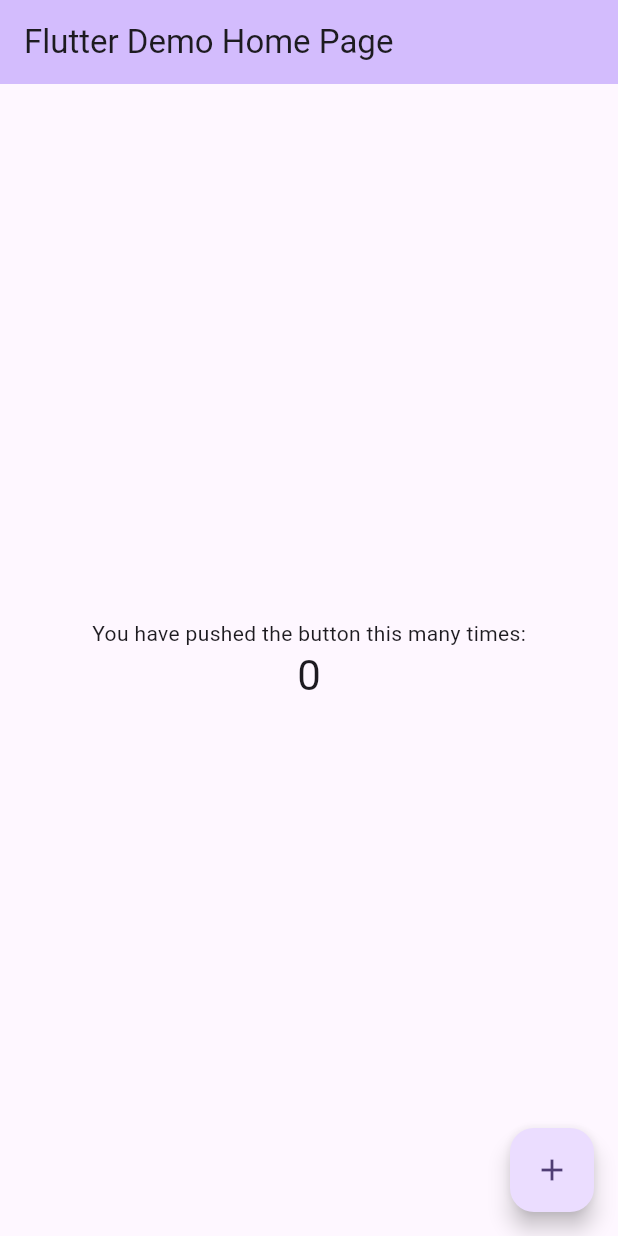
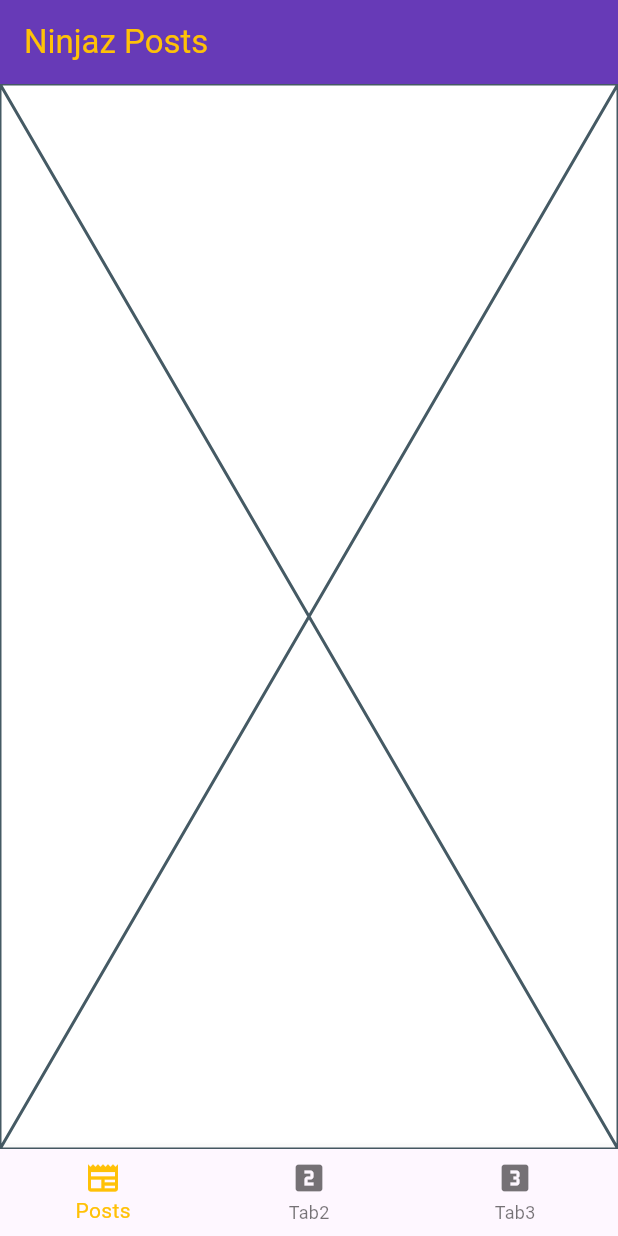
Before and after one commit to PeterFam/PostsApp, a Flutter app: the screen it shows after launch, on a phone screen of 412 x 824 dp. Run offline on Flutter 3.47's test engine with Material 3 defaults, Android fonts, the phone set to English and light mode, and no system bars; our stand-ins replace bloc, flutter_bloc.

Commit message:
implement bottom navigation add app cubit class add app state class configure bottom navigation tabs

```diff
--- /dev/null
+++ b/lib/layout/home_layout.dart
@@ -0,0 +1,35 @@
+import 'package:flutter/material.dart';
+import 'package:flutter_bloc/flutter_bloc.dart';
+import 'package:ninjaz_posts_app/shared/cubit/AppCubit.dart';
+import 'package:ninjaz_posts_app/shared/cubit/PostsState.dart';
+
+class HomeScreen extends StatelessWidget {
+  const HomeScreen({super.key});
+
+  @override
+  Widget build(BuildContext context) {
+    return BlocProvider(
+      create: (BuildContext context) => PostsAppCubit(),
+      child: BlocConsumer<PostsAppCubit, PostsStates>(
+        listener: (BuildContext context, PostsStates state){
+
+        },
+        builder: (BuildContext context, PostsStates state){
+          var cubit = PostsAppCubit.get(context);
+          return Scaffold(
+            appBar: AppBar(title:const Text('Ninjaz Posts', style: TextStyle(color: Colors.amber),),),
+            body: cubit.postsScreenList[cubit.bottomNavigationCurrentIndex],
+            bottomNavigationBar: BottomNavigationBar(
+              currentIndex: cubit.bottomNavigationCurrentIndex,
+              items: cubit.bottomPostsScreenItems,
+              onTap: (index){
+                cubit.changeBottomNavBarIndex(index);
+              },
+            ),
+          );
+        },
+      ),
+
+      );
+  }
+}
--- a/lib/main.dart
+++ b/lib/main.dart
@@ -1,125 +1,38 @@
+import 'package:bloc/bloc.dart';
 import 'package:flutter/material.dart';
+import 'package:flutter/services.dart';
+import 'package:ninjaz_posts_app/layout/home_layout.dart';
+import 'shared/AppBlocObserver.dart';
 
 void main() {
-  runApp(const MyApp());
+  Bloc.observer = MyBlocObserver();
+
+  runApp(PostsApp());
 }
 
-class MyApp extends StatelessWidget {
-  const MyApp({super.key});
+class PostsApp extends StatelessWidget {
+  const PostsApp({super.key});
 
   // This widget is the root of your application.
   @override
   Widget build(BuildContext context) {
     return MaterialApp(
-      title: 'Flutter Demo',
       theme: ThemeData(
-        // This is the theme of your application.
-        //
-        // TRY THIS: Try running your application with "flutter run". You'll see
-        // the application has a purple toolbar. Then, without quitting the app,
-        // try changing the seedColor in the colorScheme below to Colors.green
-        // and then invoke "hot reload" (save your changes or press the "hot
-        // reload" button in a Flutter-supported IDE, or press "r" if you used
-        // the command line to start the app).
-        //
-        // Notice that the counter didn't reset back to zero; the application
-        // state is not lost during the reload. To reset the state, use hot
-        // restart instead.
-        //
-        // This works for code too, not just values: Most code changes can be
-        // tested with just a hot reload.
-        colorScheme: ColorScheme.fromSeed(seedColor: Colors.deepPurple),
-        useMaterial3: true,
+        scaffoldBackgroundColor: Colors.white,
+        bottomNavigationBarTheme: const BottomNavigationBarThemeData(
+          type: BottomNavigationBarType.fixed,
+          selectedItemColor: Colors.amber
+        ),
+        appBarTheme: const AppBarTheme(
+          backgroundColor: Colors.deepPurple,
+          systemOverlayStyle: SystemUiOverlayStyle(
+            statusBarColor: Colors.deepPurpleAccent
+          ),
+          elevation: 0.0
+        )
       ),
-      home: const MyHomePage(title: 'Flutter Demo Home Page'),
+      home: HomeScreen(),
+      debugShowCheckedModeBanner: false,
     );
   }
 }
-
-class MyHomePage extends StatefulWidget {
-  const MyHomePage({super.key, required this.title});
-
-  // This widget is the home page of your application. It is stateful, meaning
-  // that it has a State object (defined below) that contains fields that affect
-  // how it looks.
-
-  // This class is the configuration for the state. It holds the values (in this
-  // case the title) provided by the parent (in this case the App widget) and
-  // used by the build method of the State. Fields in a Widget subclass are
-  // always marked "final".
-
-  final String title;
-
-  @override
-  State<MyHomePage> createState() => _MyHomePageState();
-}
-
-class _MyHomePageState extends State<MyHomePage> {
-  int _counter = 0;
-
-  void _incrementCounter() {
-    setState(() {
-      // This call to setState tells the Flutter framework that something has
-      // changed in this State, which causes it to rerun the build method below
-      // so that the display can reflect the updated values. If we changed
-      // _counter without calling setState(), then the build method would not be
-      // called again, and so nothing would appear to happen.
-      _counter++;
-    });
-  }
-
-  @override
-  Widget build(BuildContext context) {
-    // This method is rerun every time setState is called, for instance as done
-    // by the _incrementCounter method above.
-    //
-    // The Flutter framework has been optimized to make rerunning build methods
-    // fast, so that you can just rebuild anything that needs updating rather
-    // than having to individually change instances of widgets.
-    return Scaffold(
-      appBar: AppBar(
-        // TRY THIS: Try changing the color here to a specific color (to
-        // Colors.amber, perhaps?) and trigger a hot reload to see the AppBar
-        // change color while the other colors stay the same.
-        backgroundColor: Theme.of(context).colorScheme.inversePrimary,
-        // Here we take the value from the MyHomePage object that was created by
-        // the App.build method, and use it to set our appbar title.
-        title: Text(widget.title),
-      ),
-      body: Center(
-        // Center is a layout widget. It takes a single child and positions it
-        // in the middle of the parent.
-        child: Column(
-          // Column is also a layout widget. It takes a list of children and
-          // arranges them vertically. By default, it sizes itself to fit its
-          // children horizontally, and tries to be as tall as its parent.
-          //
-          // Column has various properties to control how it sizes itself and
-          // how it positions its children. Here we use mainAxisAlignment to
-          // center the children vertically; the main axis here is the vertical
-          // axis because Columns are vertical (the cross axis would be
-          // horizontal).
-          //
-          // TRY THIS: Invoke "debug painting" (choose the "Toggle Debug Paint"
-          // action in the IDE, or press "p" in the console), to see the
-          // wireframe for each widget.
-          mainAxisAlignment: MainAxisAlignment.center,
-          children: <Widget>[
-            const Text(
-              'You have pushed the button this many times:',
-            ),
-            Text(
-              '$_counter',
-              style: Theme.of(context).textTheme.headlineMedium,
-            ),
-          ],
-        ),
-      ),
-      floatingActionButton: FloatingActionButton(
-        onPressed: _incrementCounter,
-        tooltip: 'Increment',
-        child: const Icon(Icons.add),
-      ), // This trailing comma makes auto-formatting nicer for build methods.
-    );
-  }
-}
--- /dev/null
+++ b/lib/module/posts_screen/posts_screen.dart
@@ -0,0 +1,10 @@
+import 'package:flutter/material.dart';
+
+class PostsScreen extends StatelessWidget {
+  const PostsScreen({super.key});
+
+  @override
+  Widget build(BuildContext context) {
+    return const Placeholder();
+  }
+}
--- /dev/null
+++ b/lib/shared/cubit/AppCubit.dart
@@ -0,0 +1,34 @@
+
+import 'package:flutter/material.dart';
+import 'package:flutter_bloc/flutter_bloc.dart';
+import 'package:ninjaz_posts_app/module/posts_screen/posts_screen.dart';
+import 'package:ninjaz_posts_app/module/tab_2/tab_2_screen.dart';
+import 'package:ninjaz_posts_app/module/tab_3_screen/tab_3_screen.dart';
+import 'package:ninjaz_posts_app/shared/cubit/PostsState.dart';
+
+class PostsAppCubit extends Cubit<PostsStates>{
+
+  PostsAppCubit(): super (AppInitialState());
+
+  static PostsAppCubit get(context) => BlocProvider.of(context);
+
+  int bottomNavigationCurrentIndex = 0;
+
+  var bottomPostsScreenItems = [
+    BottomNavigationBarItem(icon: Icon(Icons.newspaper), label: "Posts"),
+    BottomNavigationBarItem(icon: Icon(Icons.looks_two), label: "Tab2"),
+    BottomNavigationBarItem(icon: Icon(Icons.looks_3), label: "Tab3"),
+  ];
+
+  var postsScreenList = [
+    PostsScreen(),
+    Tab2Screen(),
+    Tab3Screen()
+  ];
+
+  void changeBottomNavBarIndex(int index){
+    bottomNavigationCurrentIndex = index;
+    emit(AppBottomNavChangeState());
+  }
+
+}
--- /dev/null
+++ b/lib/shared/cubit/PostsState.dart
@@ -0,0 +1,5 @@
+abstract class PostsStates{}
+
+class AppInitialState extends PostsStates{}
+
+class AppBottomNavChangeState extends PostsStates{}
```
Also changed, not shown: lib/module/tab_2/tab_2_screen.dart (added, +12 -0 lines), lib/module/tab_3_screen/tab_3_screen.dart (added, +12 -0 lines), lib/shared/AppBlocObserver.dart (added, +27 -0 lines), pubspec.lock, 5 other files.
